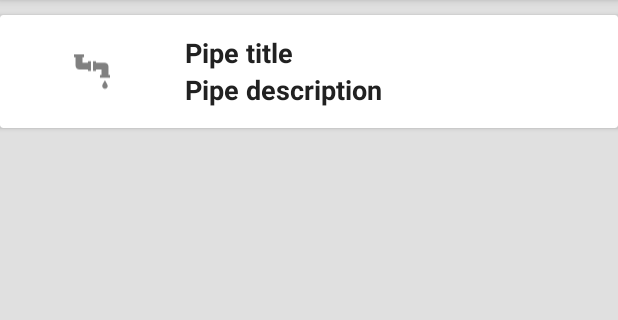
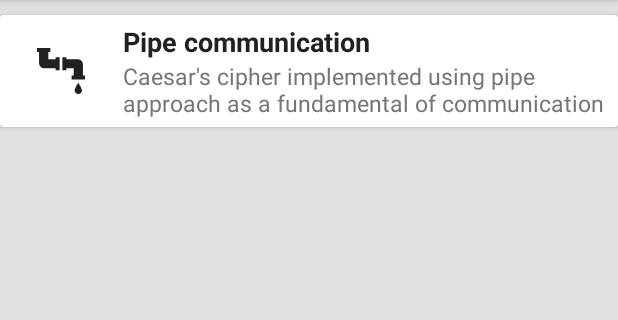
Before and after one commit to RQbas/Android-Thread-Handling, an Android app: the screen it shows after launch (MainActivity), on a phone screen of 412 x 824 dp, the part 84-404 px from its top. Run offline under Robolectric (Android 15) with nearby library versions, the phone set to English and light mode, and no system bars; our stand-ins replace ButterKnife.

Commit message:
Menu button style + view fixed

```diff
--- a/app/src/main/java/pl/kubas/threadhandling/main/MainActivity.java
+++ b/app/src/main/java/pl/kubas/threadhandling/main/MainActivity.java
@@ -15,7 +15,6 @@ public class MainActivity extends AppCompatActivity {
 
     @BindView(R.id.handling_types_list)
     protected RecyclerView menuRecyclerView;
-
 
     @Override
     protected void onCreate(Bundle savedInstanceState) {
--- a/app/src/main/java/pl/kubas/threadhandling/main/MenuButton.java
+++ b/app/src/main/java/pl/kubas/threadhandling/main/MenuButton.java
@@ -9,7 +9,7 @@ public class MenuButton {
     private Class<? extends AppCompatActivity> targetActivity;
 
 
-    public MenuButton(int titleID, int descriptionID, int iconID, Class<? extends AppCompatActivity> activity) {
+    MenuButton(int titleID, int descriptionID, int iconID, Class<? extends AppCompatActivity> activity) {
         this.iconID = iconID;
         this.targetActivity = activity;
         this.titleID = titleID;
--- a/app/src/main/java/pl/kubas/threadhandling/pipe/PipeActivity.java
+++ b/app/src/main/java/pl/kubas/threadhandling/pipe/PipeActivity.java
@@ -14,7 +14,6 @@ public class PipeActivity extends AppCompatActivity {
         setContentView(R.layout.activity_pipe);
         Toolbar toolbar = (Toolbar) findViewById(R.id.toolbar);
         setSupportActionBar(toolbar);
-
     }
 
 }
--- a/app/src/main/res/drawable/ic_pipe.xml
+++ b/app/src/main/res/drawable/ic_pipe.xml
@@ -1,15 +1,15 @@
 <vector xmlns:android="http://schemas.android.com/apk/res/android"
-    android:width="24dp"
-    android:height="24dp"
+    android:width="32dp"
+    android:height="32dp"
     android:viewportHeight="492"
     android:viewportWidth="492">
     <path
-        android:fillColor="@android:color/tab_indicator_text"
+        android:fillColor="@color/textIcons"
         android:pathData="M191,125h-75V51h21V10H0v41h21v114c0,15.333 5.333,28.167 16,38.5S60.333,219 75,219h116v20h41V105h-41V125z" />
     <path
-        android:fillColor="@android:color/tab_indicator_text"
+        android:fillColor="@color/textIcons"
         android:pathData="M471,293V179c0,-15.334 -5.333,-28.167 -16,-38.5S431.667,125 417,125H301v-20h-41v134h41v-20h75v74h-21v40h137v-40H471z" />
     <path
-        android:fillColor="@android:color/tab_indicator_text"
+        android:fillColor="@color/textIcons"
         android:pathData="M461,445c0,-6 -3.167,-15.5 -9.5,-28.5s-12.667,-24.5 -19,-34.5l-9.5,-15c-24.667,38 -37,64 -37,78c0,10 3.667,18.667 11,26c7.335,7.333 16.168,11 26.5,11c10.333,0 19.167,-3.667 26.5,-11S461,455 461,445z" />
 </vector>
--- a/app/src/main/res/layout/button_main.xml
+++ b/app/src/main/res/layout/button_main.xml
@@ -11,14 +11,14 @@
 
     <LinearLayout
         android:layout_width="match_parent"
-        android:layout_height="75dp"
+        android:layout_height="wrap_content"
         android:orientation="horizontal"
         android:weightSum="1">
 
         <LinearLayout
             android:layout_width="@dimen/weight_depending"
             android:layout_height="match_parent"
-            android:layout_weight="0.3"
+            android:layout_weight="0.2"
             android:gravity="center">
 
             <ImageView
@@ -30,8 +30,8 @@
 
         <LinearLayout
             android:layout_width="@dimen/weight_depending"
-            android:layout_height="match_parent"
-            android:layout_weight="0.7"
+            android:layout_height="wrap_content"
+            android:layout_weight="0.8"
             android:gravity="center_vertical"
             android:orientation="vertical">
 
@@ -39,17 +39,19 @@
                 android:id="@+id/thread_type_title"
                 android:layout_width="match_parent"
                 android:layout_height="wrap_content"
+                android:layout_marginTop="@dimen/title_margin_top"
                 android:text="@string/title"
-                android:textSize="18sp"
+                android:textSize="@dimen/title_font_size"
                 android:textStyle="bold" />
 
             <TextView
                 android:id="@+id/thread_type_desc"
                 android:layout_width="match_parent"
                 android:layout_height="wrap_content"
+                android:layout_marginBottom="@dimen/description_margin_bottom"
                 android:text="@string/description"
-                android:textSize="18sp"
-                android:textStyle="bold" />
+                android:textColor="@color/textSecondary"
+                android:textSize="@dimen/description_font_size" />
 
         </LinearLayout>
 
--- a/app/src/main/res/values/dimens.xml
+++ b/app/src/main/res/values/dimens.xml
@@ -3,4 +3,8 @@
     <dimen name="weight_depending">0dp</dimen>
     <dimen name="main_button_gap">10dp</dimen>
     <dimen name="fab_margin">16dp</dimen>
+    <dimen name="description_font_size">15sp</dimen>
+    <dimen name="title_font_size">18sp</dimen>
+    <dimen name="title_margin_top">5dp</dimen>
+    <dimen name="description_margin_bottom">5dp</dimen>
 </resources>
--- a/app/src/main/res/values/strings.xml
+++ b/app/src/main/res/values/strings.xml
@@ -2,7 +2,7 @@
     <string name="app_name">Thread Handling</string>
     <string name="title">Title</string>
     <string name="description">Description</string>
-    <string name="title_activity_pipe">PipeActivity</string>
-    <string name="pipe_title">Pipe title</string>
-    <string name="pipe_desc">Pipe description</string>
+    <string name="title_activity_pipe">Pipe communication</string>
+    <string name="pipe_title">Pipe communication</string>
+    <string name="pipe_desc">Caesar\'s cipher implemented using pipe approach as a fundamental of communication</string>
 </resources>
--- a/app/src/main/res/values/styles.xml
+++ b/app/src/main/res/values/styles.xml
@@ -12,6 +12,12 @@
     <style name="MainTheme.NoActionBar">
         <item name="windowActionBar">false</item>
         <item name="windowNoTitle">true</item>
+        <item name="colorPrimary">@color/colorPrimary</item>
+        <item name="colorPrimaryDark">@color/colorPrimaryDark</item>
+        <item name="colorAccent">@color/colorAccent</item>
+        <item name="android:textColor">@color/textPrimary</item>
+        <item name="android:textColorPrimary">@color/white</item>
+        <item name="android:textColorSecondary">@color/textSecondary</item>
     </style>
 
 
```
